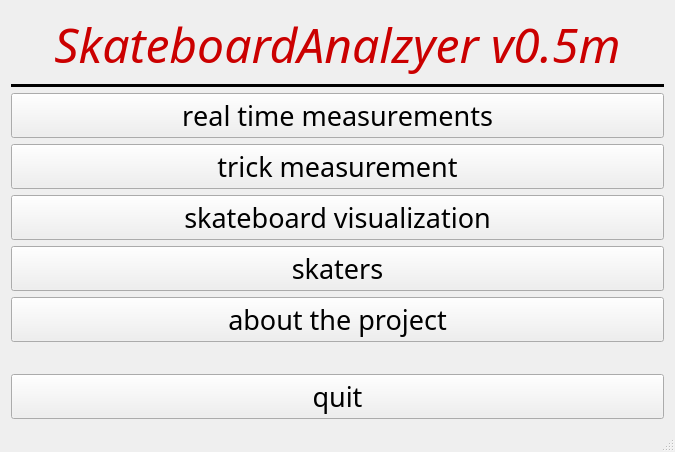
Above: test_version/Qt_sbanalyzer_pc/mainwindow.ui from GruszekG/sbanalyzer before the change. Below: the same form after it.
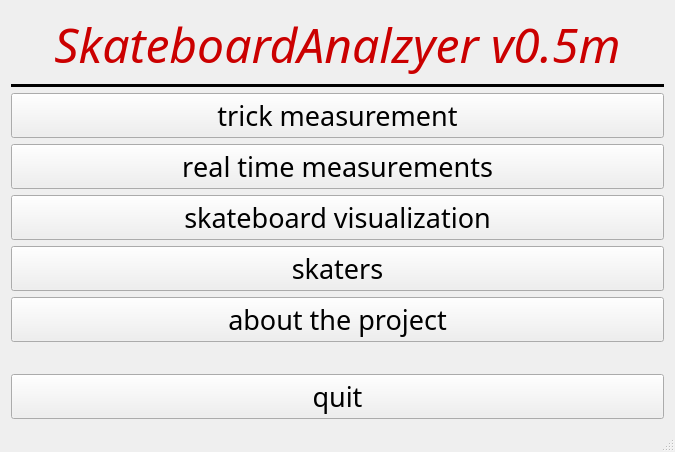
That is the form after the change. The open tabs and pages were chosen to show the change. Icons and pictures are not drawn.

What changed in the file:
```diff
--- a/test_version/Qt_sbanalyzer_pc/mainwindow.ui
+++ b/test_version/Qt_sbanalyzer_pc/mainwindow.ui
@@ -33,7 +33,7 @@
     <item row="0" column="0">
      <widget class="QStackedWidget" name="stackedWidget">
       <property name="currentIndex">
-       <number>0</number>
+       <number>1</number>
       </property>
       <widget class="QWidget" name="page_3">
        <layout class="QVBoxLayout" name="verticalLayout_4">
@@ -207,26 +207,7 @@
       </widget>
       <widget class="QWidget" name="page">
        <layout class="QGridLayout" name="gridLayout_2">
-        <item row="2" column="0">
-         <widget class="QPushButton" name="pushButtonRealTimeGraph">
-          <property name="font">
-           <font>
-            <family>Bauhaus 93</family>
-            <pointsize>20</pointsize>
-            <weight>50</weight>
-            <bold>false</bold>
-            <kerning>false</kerning>
-           </font>
-          </property>
-          <property name="cursor">
-           <cursorShape>PointingHandCursor</cursorShape>
-          </property>
-          <property name="text">
-           <string>real time measurements</string>
-          </property>
-         </widget>
-        </item>
-        <item row="12" column="0">
+        <item row="13" column="0">
          <widget class="QPushButton" name="quitButton">
           <property name="font">
            <font>
@@ -309,7 +290,7 @@
           </property>
          </widget>
         </item>
-        <item row="5" column="0">
+        <item row="6" column="0">
          <widget class="QPushButton" name="skatersButton">
           <property name="font">
            <font>
@@ -325,7 +306,7 @@
           </property>
          </widget>
         </item>
-        <item row="9" column="0">
+        <item row="10" column="0">
          <spacer name="verticalSpacer">
           <property name="orientation">
            <enum>Qt::Vertical</enum>
@@ -351,7 +332,7 @@
           </property>
          </widget>
         </item>
-        <item row="7" column="0">
+        <item row="8" column="0">
          <widget class="QPushButton" name="aboutSkateButton">
           <property name="font">
            <font>
@@ -364,7 +345,7 @@
           </property>
          </widget>
         </item>
-        <item row="4" column="0">
+        <item row="5" column="0">
          <widget class="QPushButton" name="visualizationButton">
           <property name="font">
            <font>
@@ -394,6 +375,25 @@
           </property>
          </widget>
         </item>
+        <item row="4" column="0">
+         <widget class="QPushButton" name="pushButtonRealTimeGraph">
+          <property name="font">
+           <font>
+            <family>Bauhaus 93</family>
+            <pointsize>20</pointsize>
+            <weight>50</weight>
+            <bold>false</bold>
+            <kerning>false</kerning>
+           </font>
+          </property>
+          <property name="cursor">
+           <cursorShape>PointingHandCursor</cursorShape>
+          </property>
+          <property name="text">
+           <string>real time measurements</string>
+          </property>
+         </widget>
+        </item>
        </layout>
       </widget>
       <widget class="QWidget" name="page_2">
```
